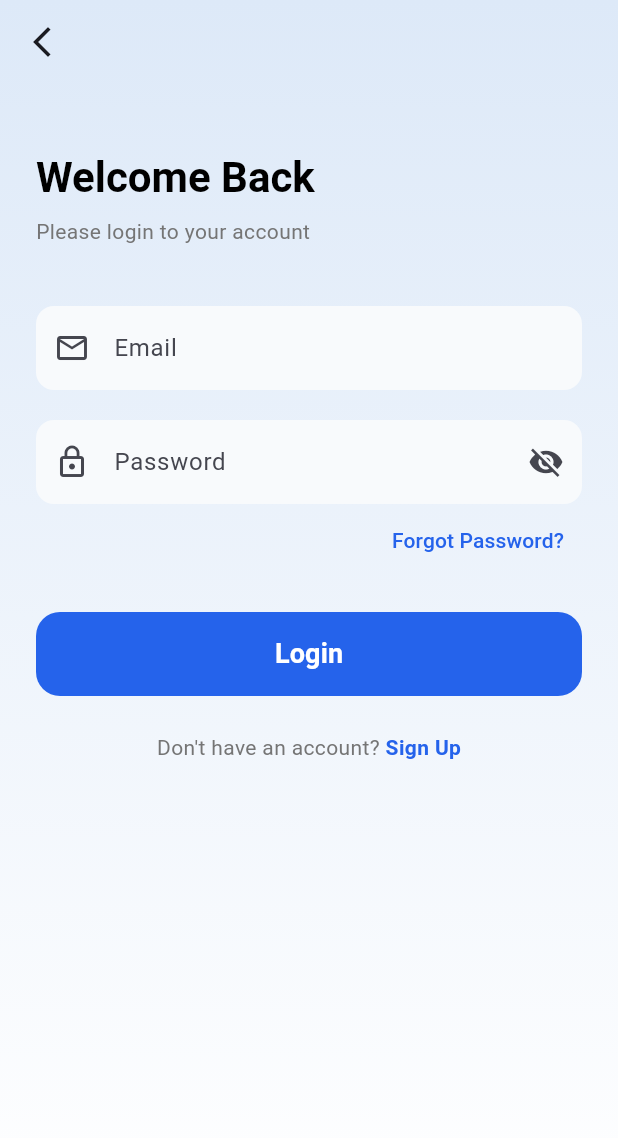
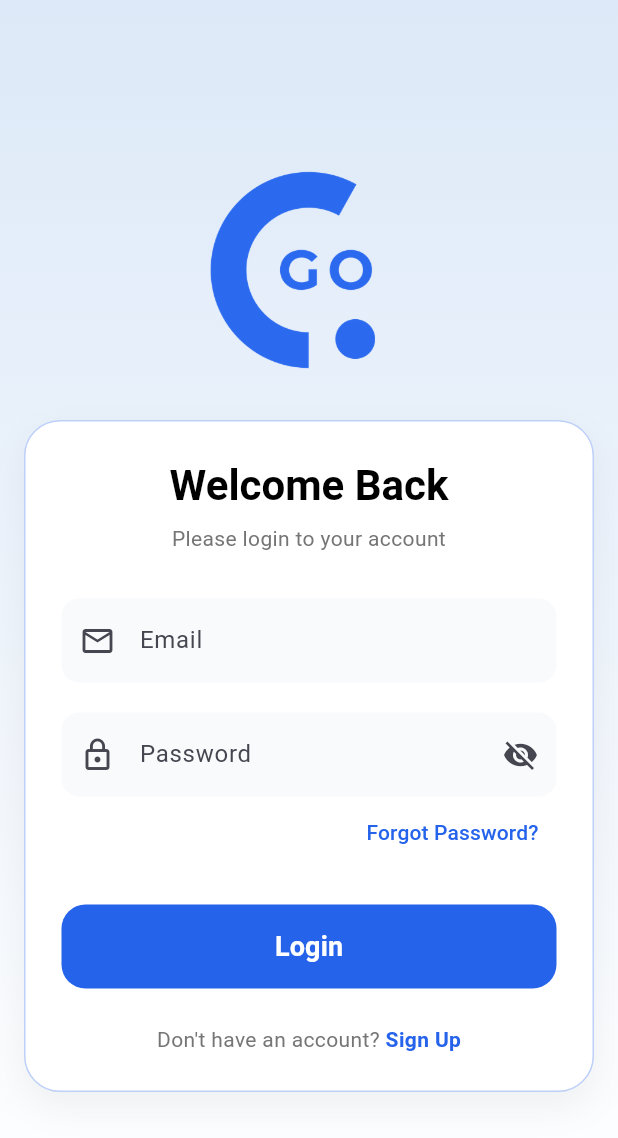
Before and after one commit to thanush96/ceygo, a Flutter app: the LoginScreen screen opened by its route, on a phone screen of 412 x 824 dp. Shown: the top 1138 px of the screen. Run offline on Flutter 3.47's test engine with Material 3 defaults, Android fonts, the phone set to English and light mode, and no system bars; our stand-ins replace flutter_riverpod, go_router, google_fonts; generated files the repository leaves out were written again; Roboto replaces fonts that are missing (Helvetica).

Commit message:
auth screens

```diff
--- a/lib/features/auth/presentation/screens/login_screen.dart
+++ b/lib/features/auth/presentation/screens/login_screen.dart
@@ -2,6 +2,7 @@ import 'package:flutter/material.dart';
 import 'package:go_router/go_router.dart';
 import 'package:ceygo_app/core/widgets/gradient_background.dart';
 import 'package:flutter_gen/gen_l10n/app_localizations.dart';
+import 'package:ceygo_app/core/theme/app_theme.dart';
 
 class LoginScreen extends StatefulWidget {
   const LoginScreen({super.key});
@@ -24,28 +25,57 @@ class _LoginScreenState extends State<LoginScreen> {
     return GradientBackground(
       child: Scaffold(
         backgroundColor: Colors.transparent,
-        appBar: AppBar(
-          backgroundColor: Colors.transparent,
-          leading: IconButton(
-            icon: const Icon(Icons.arrow_back_ios_new),
-            onPressed: () => context.pop(),
+        // appBar: AppBar(
+        //   backgroundColor: Colors.transparent,
+        //   leading: IconButton(
+        //     icon: const Icon(Icons.arrow_back_ios_new),
+        //     onPressed: () => context.pop(),
+        //   ),
+        // ),
+        body: LayoutBuilder(
+          builder: (context, constraints) {
+            return SingleChildScrollView(
+              padding: const EdgeInsets.all(16.0),
+              child: ConstrainedBox(
+                constraints: BoxConstraints(
+                  minHeight: constraints.maxHeight - 48, // Subtract padding
+                ),
+                child: Center(
+                  child: Column(
+                    mainAxisAlignment: MainAxisAlignment.center,
+                    children: [
+                      Center(
+                        child: Image.asset(
+                          'assets/images/logo.png',
+                          height: 200,
                         ),
                       ),
-        body: SafeArea(
-        child: SingleChildScrollView(
-          padding: const EdgeInsets.all(24.0),
+                      Container(
+                        decoration: BoxDecoration(
+                          color: Colors.white,
+                          borderRadius: BorderRadius.circular(24),
+                          border: Border.all(width: 1, color: AppTheme.primaryColor.withOpacity(0.3)),
+                          boxShadow: [
+                            BoxShadow(
+                              color: Colors.black.withOpacity(0.05),
+                              blurRadius: 20,
+                              offset: const Offset(0, 10),
+                            ),
+                          ],
+                        ),
+                        padding: const EdgeInsets.all(24),
                         child: Form(
                           key: _formKey,
                           child: Column(
                             crossAxisAlignment: CrossAxisAlignment.stretch,
                             children: [
-                const SizedBox(height: 20),
                               Text(
                                 "Welcome Back",
                                 style: theme.textTheme.headlineMedium?.copyWith(
                                   fontWeight: FontWeight.bold,
                                   color: Colors.black,
                                 ),
+                                textAlign: TextAlign.center,
                               ),
                               const SizedBox(height: 8),
                               Text(
@@ -53,8 +83,9 @@ class _LoginScreenState extends State<LoginScreen> {
                                 style: theme.textTheme.bodyMedium?.copyWith(
                                   color: Colors.grey[600],
                                 ),
+                                textAlign: TextAlign.center,
                               ),
-                const SizedBox(height: 40),
+                              const SizedBox(height: 30),
                               TextFormField(
                                 controller: _emailController,
                                 decoration: InputDecoration(
@@ -140,6 +171,12 @@ class _LoginScreenState extends State<LoginScreen> {
                           ),
                         ),
                       ),
+                    ],
+                  ),
+                ),
+              ),
+            );
+          },
         ),
       ),
     );
```
Also changed, not shown: lib/features/auth/presentation/screens/signup_screen.dart (+29 -13 lines), lib/l10n/app_en.arb (+4 -4 lines), assets/images/logo.png, 1 other file. Lines whose indentation alone changed are shown as unchanged.
